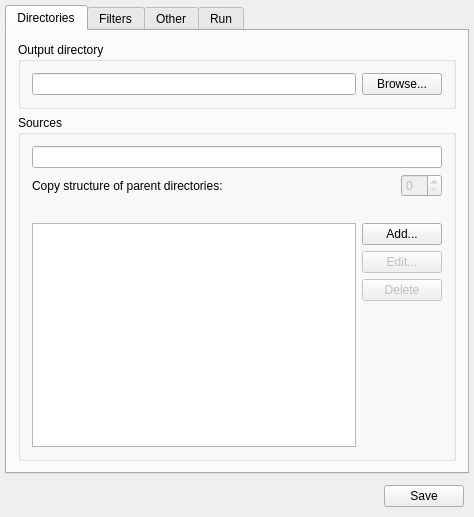
Before: the Qt Designer form mainwindow.ui in macrosoft/randcp2, drawn with Qt 5.
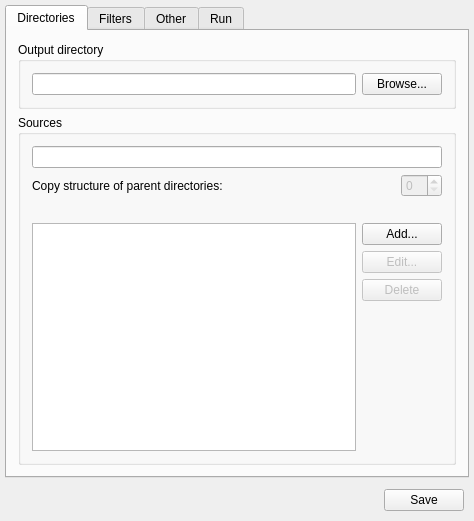
After: the same form once the commit is applied. Custom widgets are drawn as their Qt base class.

Commit message: sort ignore list

```diff
--- a/mainwindow.ui
+++ b/mainwindow.ui
@@ -7,7 +7,7 @@
     <x>0</x>
     <y>0</y>
     <width>474</width>
-    <height>517</height>
+    <height>521</height>
    </rect>
   </property>
   <property name="windowTitle">
```
Left out of the diff: 24 changed lines with no effect on the pictures. The commit also changes 1 other file.
